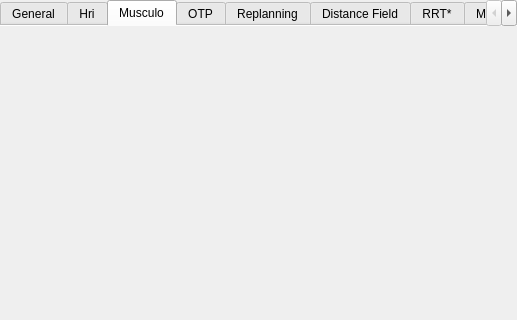
Old version of the form src/move3d-qt-gui-libs/src/qtMainInterface/sideWidgets/qtCost.ui in the repository jmainpri/move3d-studio; both pictures show x 0 to 517 and y 0 to 320 of the 517 by 1015 pixel window.
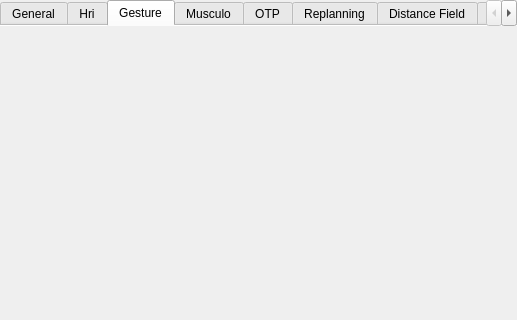
New version of the form. The open tabs and pages were chosen to show the change. Custom widgets are drawn as their Qt base class.

```diff
--- a/src/move3d-qt-gui-libs/src/qtMainInterface/sideWidgets/qtCost.ui
+++ b/src/move3d-qt-gui-libs/src/qtMainInterface/sideWidgets/qtCost.ui
@@ -13,7 +13,7 @@
   <property name="windowTitle">
    <string>Form</string>
   </property>
-  <layout class="QHBoxLayout" name="horizontalLayout_3">
+  <layout class="QVBoxLayout" name="verticalLayout_3">
    <property name="margin">
     <number>0</number>
    </property>
@@ -602,6 +602,12 @@
        </property>
       </layout>
      </widget>
+     <widget class="QWidget" name="Gesture">
+      <attribute name="title">
+       <string>Gesture</string>
+      </attribute>
+      <layout class="QHBoxLayout" name="gestureLayout"/>
+     </widget>
      <widget class="QWidget" name="Natural">
       <attribute name="title">
        <string>Musculo</string>
```
Left out of the diff: 2 changed lines with no effect on the pictures.
